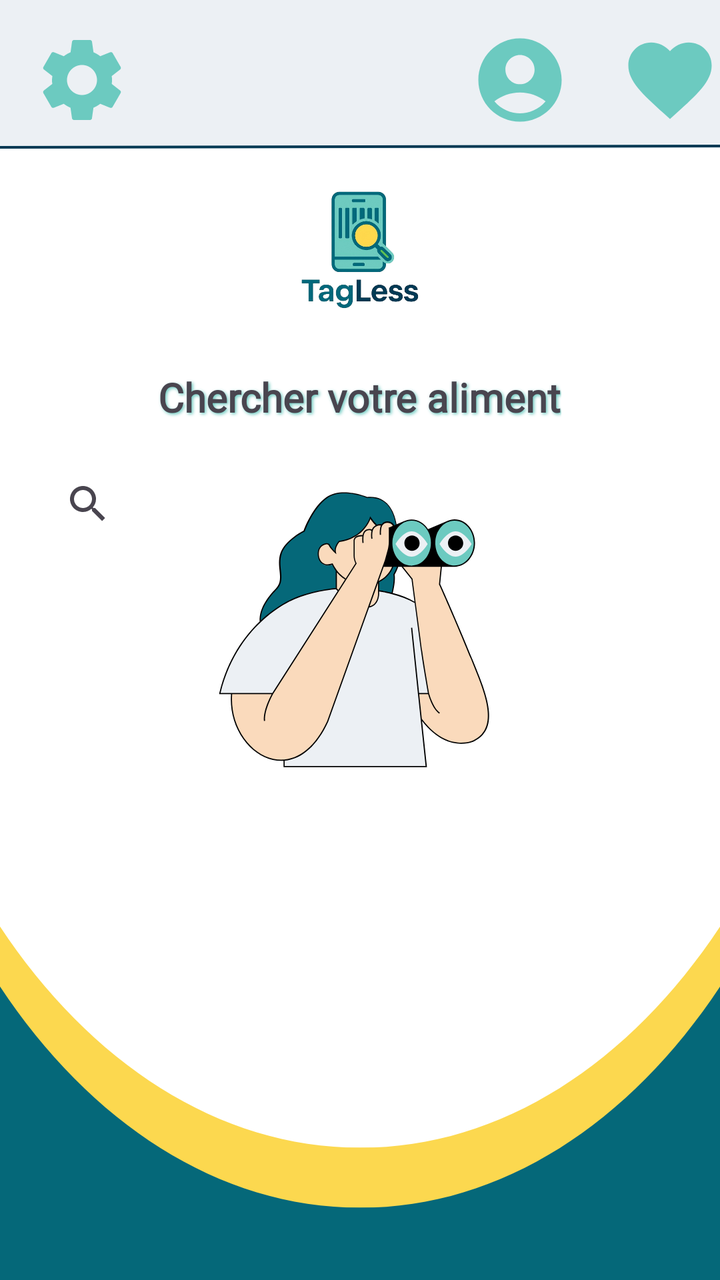
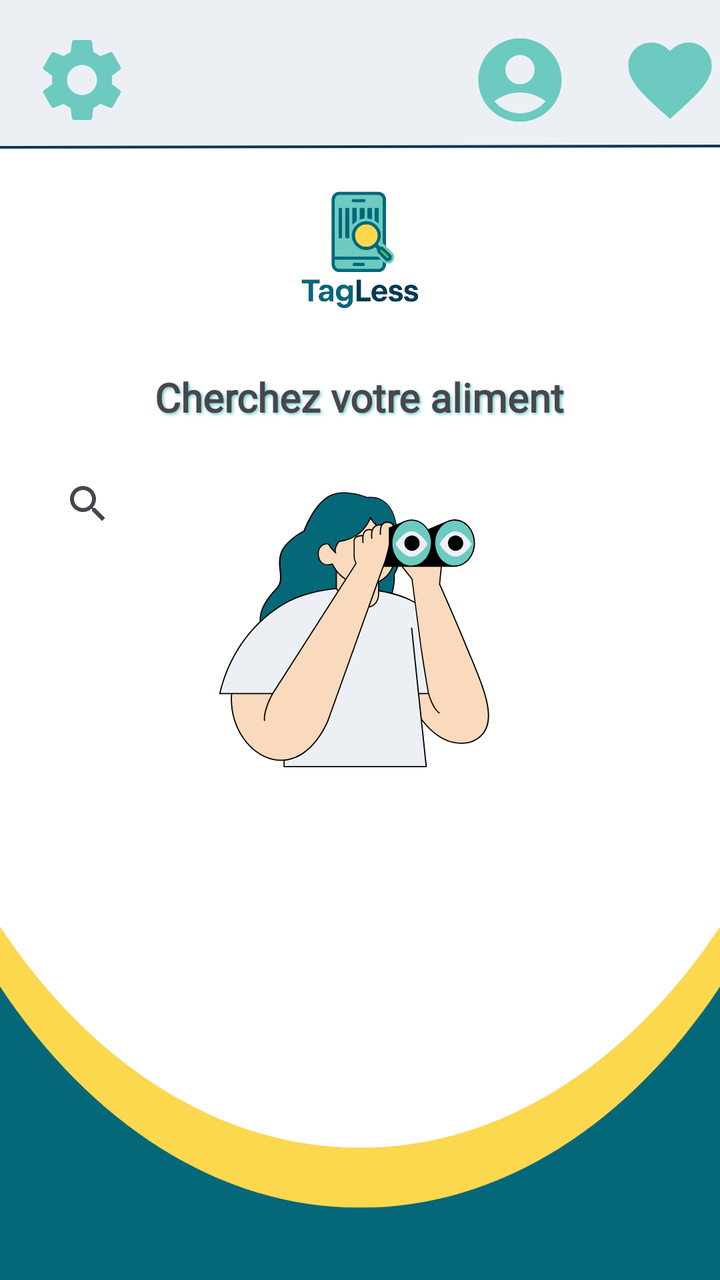

An Android layout rendered at two revisions. The XML below is the earlier revision; the diff shows what the commit changed to produce the second picture.
<!-- AndroidManifest.xml: application theme Theme.MyApplication -->
<!-- res/layout/activity_chercher.xml -->
<?xml version="1.0" encoding="utf-8"?>
<RelativeLayout xmlns:android="http://schemas.android.com/apk/res/android"
    android:layout_width="match_parent"
    android:layout_height="match_parent"

    android:orientation="vertical"
    >

    <ImageView
        android:id="@+id/backgroundImage"
        android:layout_width="match_parent"
        android:layout_height="match_parent"
        android:src="@drawable/rechercherbg"
        android:scaleType="centerCrop"
        android:alpha="1"
        android:layout_alignParentTop="true"
        android:layout_alignParentStart="true" />

    <View
        android:layout_width="match_parent"
        android:layout_height="match_parent" />

    
    <ImageButton
        android:id="@+id/btnParametre"
        android:layout_width="wrap_content"
        android:layout_height="wrap_content"
        android:layout_marginTop="15dp"
        android:layout_marginStart="16dp"
        android:layout_alignParentStart="true"
        android:background="?attr/selectableItemBackgroundBorderless"
        android:src="@drawable/icon_parametre" />

    <ImageButton
        android:id="@+id/btnProfil"
        android:layout_width="wrap_content"
        android:layout_height="wrap_content"
        android:layout_alignParentTop="true"
        android:layout_marginTop="15dp"
        android:layout_marginEnd="75dp"
        android:layout_alignParentEnd="true"
        android:background="?attr/selectableItemBackgroundBorderless"
        android:src="@drawable/icon_account" />

    <ImageButton
        android:id="@+id/btnFav"
        android:layout_width="wrap_content"
        android:layout_height="wrap_content"
        android:layout_alignParentTop="true"
        android:layout_marginTop="15dp"
        android:layout_alignParentEnd="true"
        android:background="?attr/selectableItemBackgroundBorderless"
        android:src="@drawable/icon_favorite_full" />

    
    <ImageView
        android:id="@+id/logo"
        android:layout_width="80dp"
        android:layout_height="80dp"
        android:layout_below="@id/btnParametre"
        android:layout_centerHorizontal="true"
        android:layout_marginTop="20dp"
        android:src="@drawable/logo" />

    
    <TextView
        android:id="@+id/tvInscriptionTitle"
        android:layout_width="wrap_content"
        android:layout_height="wrap_content"
        android:layout_below="@id/logo"
        android:layout_centerHorizontal="true"
        android:layout_marginTop="20dp"
        android:text="Chercher votre aliment"
        android:textSize="20sp"
        android:textStyle="bold"
        android:shadowColor="@color/turquoise"
        android:shadowDx="2"
        android:shadowDy="2"
        android:shadowRadius="4"
        android:fontFamily="@font/montserratbold" />

    
    <androidx.appcompat.widget.SearchView
        android:id="@+id/searchView"
        android:layout_width="match_parent"
        android:layout_height="wrap_content"
        android:layout_below="@id/tvInscriptionTitle"
        android:layout_marginTop="16dp"
        android:layout_marginStart="20dp"
        android:layout_marginEnd="20dp"
        android:queryHint="Entrez le nom du produit" />

    
    <androidx.recyclerview.widget.RecyclerView
        android:id="@+id/recyclerViewProducts"
        android:layout_width="match_parent"
        android:layout_height="match_parent"
        android:layout_below="@id/searchView"
        android:layout_marginTop="10dp"
        android:padding="10dp" />

    <FrameLayout
        android:id="@+id/fragmentContainer"
        android:layout_width="match_parent"
        android:layout_height="match_parent"/>


</RelativeLayout>
<!-- resources referenced by this layout -->
<resources>
  <color name="turquoise">#6CCAC0</color>
  <!-- drawable icon_account (drawable) -->
  <vector xmlns:android="http://schemas.android.com/apk/res/android" android:height="50dp" android:tint="@color/turquoise" android:viewportHeight="24" android:viewportWidth="24" android:width="50dp">
        
      <path android:fillColor="@android:color/white" android:pathData="M12,2C6.48,2 2,6.48 2,12s4.48,10 10,10s10,-4.48 10,-10S17.52,2 12,2zM12,6c1.93,0 3.5,1.57 3.5,3.5S13.93,13 12,13s-3.5,-1.57 -3.5,-3.5S10.07,6 12,6zM12,20c-2.03,0 -4.43,-0.82 -6.14,-2.88C7.55,15.8 9.68,15 12,15s4.45,0.8 6.14,2.12C16.43,19.18 14.03,20 12,20z"/>
      
  </vector>
  <!-- drawable icon_favorite_full (drawable) -->
  <vector xmlns:android="http://schemas.android.com/apk/res/android" android:height="50dp" android:tint="@color/turquoise" android:viewportHeight="24" android:viewportWidth="24" android:width="50dp">
        
      <path android:fillColor="@android:color/white" android:pathData="M12,21.35l-1.45,-1.32C5.4,15.36 2,12.28 2,8.5 2,5.42 4.42,3 7.5,3c1.74,0 3.41,0.81 4.5,2.09C13.09,3.81 14.76,3 16.5,3 19.58,3 22,5.42 22,8.5c0,3.78 -3.4,6.86 -8.55,11.54L12,21.35z"/>
      
  </vector>
  <!-- drawable icon_parametre (drawable) -->
  <vector xmlns:android="http://schemas.android.com/apk/res/android" android:height="50dp" android:tint="@color/turquoise" android:viewportHeight="24" android:viewportWidth="24" android:width="50dp">
        
      <path android:fillColor="@android:color/white" android:pathData="M19.14,12.94c0.04,-0.3 0.06,-0.61 0.06,-0.94c0,-0.32 -0.02,-0.64 -0.07,-0.94l2.03,-1.58c0.18,-0.14 0.23,-0.41 0.12,-0.61l-1.92,-3.32c-0.12,-0.22 -0.37,-0.29 -0.59,-0.22l-2.39,0.96c-0.5,-0.38 -1.03,-0.7 -1.62,-0.94L14.4,2.81c-0.04,-0.24 -0.24,-0.41 -0.48,-0.41h-3.84c-0.24,0 -0.43,0.17 -0.47,0.41L9.25,5.35C8.66,5.59 8.12,5.92 7.63,6.29L5.24,5.33c-0.22,-0.08 -0.47,0 -0.59,0.22L2.74,8.87C2.62,9.08 2.66,9.34 2.86,9.48l2.03,1.58C4.84,11.36 4.8,11.69 4.8,12s0.02,0.64 0.07,0.94l-2.03,1.58c-0.18,0.14 -0.23,0.41 -0.12,0.61l1.92,3.32c0.12,0.22 0.37,0.29 0.59,0.22l2.39,-0.96c0.5,0.38 1.03,0.7 1.62,0.94l0.36,2.54c0.05,0.24 0.24,0.41 0.48,0.41h3.84c0.24,0 0.44,-0.17 0.47,-0.41l0.36,-2.54c0.59,-0.24 1.13,-0.56 1.62,-0.94l2.39,0.96c0.22,0.08 0.47,0 0.59,-0.22l1.92,-3.32c0.12,-0.22 0.07,-0.47 -0.12,-0.61L19.14,12.94zM12,15.6c-1.98,0 -3.6,-1.62 -3.6,-3.6s1.62,-3.6 3.6,-3.6s3.6,1.62 3.6,3.6S13.98,15.6 12,15.6z"/>
      
  </vector>
  <!-- drawable logo: png bitmap (drawable, 113760 bytes) -->
  <!-- drawable rechercherbg: png bitmap (drawable, 66700 bytes) -->
  <style name="Theme.MyApplication" parent="Base.Theme.MyApplication" />
  <style name="Base.Theme.MyApplication" parent="Theme.Material3.DayNight.NoActionBar">
          
          
      </style>
</resources>

<!-- the commit's change to res/layout/activity_chercher.xml (unified diff, before → after) -->
@@ -70,7 +70,7 @@
         android:layout_below="@id/logo"
         android:layout_centerHorizontal="true"
         android:layout_marginTop="20dp"
-        android:text="Chercher votre aliment"
+        android:text="Cherchez votre aliment"
         android:textSize="20sp"
         android:textStyle="bold"
         android:shadowColor="@color/turquoise"
